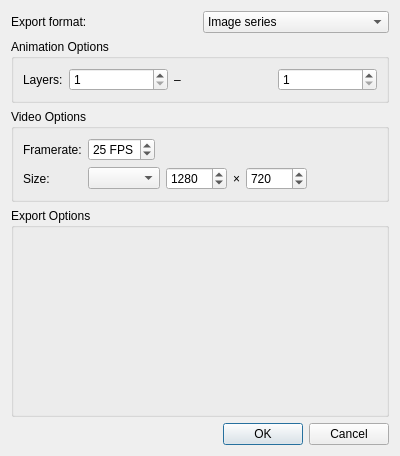
First picture: the form in src/desktop/ui/videoexport.ui, repository drawpile/Drawpile, before the edit.
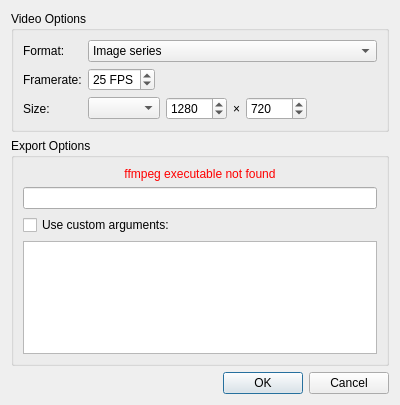
Second picture: the form after the edit. The open tabs and pages were chosen to show the change.

Commit message:
Reimplement recording export
Replace GIF and WebM exporters with Ffmpeg exporter (like before.)

Diff of the .ui file:
```diff
--- a/src/desktop/ui/videoexport.ui
+++ b/src/desktop/ui/videoexport.ui
@@ -7,87 +7,13 @@
     <x>0</x>
     <y>0</y>
     <width>400</width>
-    <height>456</height>
+    <height>405</height>
    </rect>
   </property>
   <property name="windowTitle">
    <string>Export video</string>
   </property>
   <layout class="QVBoxLayout" name="verticalLayout_2">
-   <item>
-    <layout class="QHBoxLayout" name="horizontalLayout">
-     <item>
-      <widget class="QLabel" name="label">
-       <property name="text">
-        <string>Export format:</string>
-       </property>
-      </widget>
-     </item>
-     <item>
-      <widget class="QComboBox" name="exportFormatChoice">
-       <item>
-        <property name="text">
-         <string>Image series</string>
-        </property>
-       </item>
-       <item>
-        <property name="text">
-         <string>WebM video</string>
-        </property>
-       </item>
-       <item>
-        <property name="text">
-         <string>Animated GIF</string>
-        </property>
-       </item>
-      </widget>
-     </item>
-    </layout>
-   </item>
-   <item>
-    <widget class="QGroupBox" name="animOpts">
-     <property name="title">
-      <string>Animation Options</string>
-     </property>
-     <property name="flat">
-      <bool>true</bool>
-     </property>
-     <layout class="QFormLayout" name="formLayout_4">
-      <item row="0" column="0">
-       <widget class="QLabel" name="label_2">
-        <property name="text">
-         <string>Layers:</string>
-        </property>
-       </widget>
-      </item>
-      <item row="0" column="1">
-       <layout class="QHBoxLayout" name="horizontalLayout_2">
-        <item>
-         <widget class="QSpinBox" name="animFirstLayer">
-          <property name="minimum">
-           <number>1</number>
-          </property>
-         </widget>
-        </item>
-        <item>
-         <widget class="QLabel" name="label_7">
-          <property name="text">
-           <string notr="true">–</string>
-          </property>
-         </widget>
-        </item>
-        <item>
-         <widget class="QSpinBox" name="animLastLayer">
-          <property name="minimum">
-           <number>1</number>
-          </property>
-         </widget>
-        </item>
-       </layout>
-      </item>
-     </layout>
-    </widget>
-   </item>
    <item>
     <widget class="QGroupBox" name="groupBox_2">
      <property name="title">
@@ -100,14 +26,7 @@
       <property name="fieldGrowthPolicy">
        <enum>QFormLayout::AllNonFixedFieldsGrow</enum>
       </property>
-      <item row="0" column="0">
-       <widget class="QLabel" name="label_6">
-        <property name="text">
-         <string>Framerate:</string>
-        </property>
-       </widget>
-      </item>
-      <item row="0" column="1">
+      <item row="1" column="1">
        <layout class="QHBoxLayout" name="horizontalLayout_4">
         <item>
          <widget class="QSpinBox" name="fps">
@@ -137,14 +56,42 @@
         </item>
        </layout>
       </item>
-      <item row="2" column="0">
+      <item row="3" column="0">
        <widget class="QLabel" name="label_8">
         <property name="text">
          <string>Size:</string>
         </property>
        </widget>
       </item>
-      <item row="2" column="1">
+      <item row="1" column="0">
+       <widget class="QLabel" name="label_6">
+        <property name="text">
+         <string>Framerate:</string>
+        </property>
+       </widget>
+      </item>
+      <item row="0" column="0">
+       <widget class="QLabel" name="label">
+        <property name="text">
+         <string>Format:</string>
+        </property>
+       </widget>
+      </item>
+      <item row="0" column="1">
+       <widget class="QComboBox" name="exportFormatChoice">
+        <item>
+         <property name="text">
+          <string>Image series</string>
+         </property>
+        </item>
+        <item>
+         <property name="text">
+          <string notr="true">FFmpeg</string>
+         </property>
+        </item>
+       </widget>
+      </item>
+      <item row="3" column="1">
        <layout class="QHBoxLayout" name="horizontalLayout_8">
         <item>
          <widget class="QComboBox" name="sizeChoice"/>
@@ -271,29 +218,6 @@
             </property>
            </widget>
           </item>
-          <item row="2" column="0">
-           <spacer name="verticalSpacer">
-            <property name="orientation">
-             <enum>Qt::Vertical</enum>
-            </property>
-            <property name="sizeHint" stdset="0">
-             <size>
-              <width>20</width>
-              <height>10</height>
-             </size>
-            </property>
-           </spacer>
-          </item>
-          <item row="4" column="0" colspan="2">
-           <widget class="QLabel" name="label_4">
-            <property name="text">
-             <string>&lt;html&gt;&lt;head/&gt;&lt;body&gt;&lt;p&gt;Supported pattern placeholders:&lt;/p&gt;&lt;p&gt;&lt;span style=&quot; font-weight:600;&quot;&gt;{F}&lt;/span&gt; - frame number&lt;br/&gt;&lt;span style=&quot; font-weight:600;&quot;&gt;{E}&lt;/span&gt; - file extension&lt;/p&gt;&lt;/body&gt;&lt;/html&gt;</string>
-            </property>
-            <property name="alignment">
-             <set>Qt::AlignLeading|Qt::AlignLeft|Qt::AlignTop</set>
-            </property>
-           </widget>
-          </item>
           <item row="1" column="1">
            <widget class="QLineEdit" name="filenamePattern">
             <property name="sizePolicy">
@@ -303,47 +227,55 @@
              </sizepolicy>
             </property>
             <property name="text">
-             <string notr="true">video_{F}.{E}</string>
+             <string notr="true">video-{F}.{E}</string>
+            </property>
+           </widget>
+          </item>
+          <item row="3" column="1">
+           <widget class="QLabel" name="label_4">
+            <property name="text">
+             <string>&lt;html&gt;&lt;head/&gt;&lt;body&gt;&lt;p&gt;Supported pattern placeholders:&lt;/p&gt;&lt;p&gt;&lt;span style=&quot; font-weight:600;&quot;&gt;{F}&lt;/span&gt; - frame number&lt;br/&gt;&lt;span style=&quot; font-weight:600;&quot;&gt;{E}&lt;/span&gt; - file extension&lt;/p&gt;&lt;/body&gt;&lt;/html&gt;</string>
+            </property>
+            <property name="alignment">
+             <set>Qt::AlignLeading|Qt::AlignLeft|Qt::AlignTop</set>
             </property>
            </widget>
           </item>
          </layout>
         </widget>
         <widget class="QWidget" name="page_2">
-         <layout class="QFormLayout" name="formLayout_3"/>
-        </widget>
-        <widget class="QWidget" name="page_3">
-         <layout class="QFormLayout" name="formLayout_5">
-          <item row="0" column="0">
-           <widget class="QLabel" name="label_14">
-            <property name="text">
-             <string>Dithering:</string>
-            </property>
-           </widget>
-          </item>
-          <item row="0" column="1">
-           <widget class="QComboBox" name="ditheringMethod">
-            <item>
-             <property name="text">
-              <string>Diffuse</string>
-             </property>
-            </item>
-            <item>
-             <property name="text">
-              <string>Ordered</string>
-             </property>
-            </item>
-            <item>
-             <property name="text">
-              <string>Threshold</string>
-             </property>
-            </item>
-           </widget>
-          </item>
+         <layout class="QFormLayout" name="formLayout_3">
           <item row="1" column="0" colspan="2">
-           <widget class="QCheckBox" name="optimizeGif">
+           <widget class="QLineEdit" name="ffmpegBasics">
+            <property name="readOnly">
+             <bool>true</bool>
+            </property>
+           </widget>
+          </item>
+          <item row="2" column="0" colspan="2">
+           <widget class="QCheckBox" name="ffmpegUseCustom">
             <property name="text">
-             <string>Optimize frame difference</string>
+             <string>Use custom arguments:</string>
+            </property>
+           </widget>
+          </item>
+          <item row="3" column="0" colspan="2">
+           <widget class="QPlainTextEdit" name="ffmpegCustom">
+            <property name="readOnly">
+             <bool>false</bool>
+            </property>
+           </widget>
+          </item>
+          <item row="0" column="0" colspan="2">
+           <widget class="QLabel" name="ffmpegNotFoundWarning">
+            <property name="styleSheet">
+             <string notr="true">color: red</string>
+            </property>
+            <property name="text">
+             <string>ffmpeg executable not found</string>
+            </property>
+            <property name="alignment">
+             <set>Qt::AlignCenter</set>
             </property>
            </widget>
           </item>
```
Left out of the diff: 16 changed lines with no effect on the pictures. The commit also changes 26 other files.
